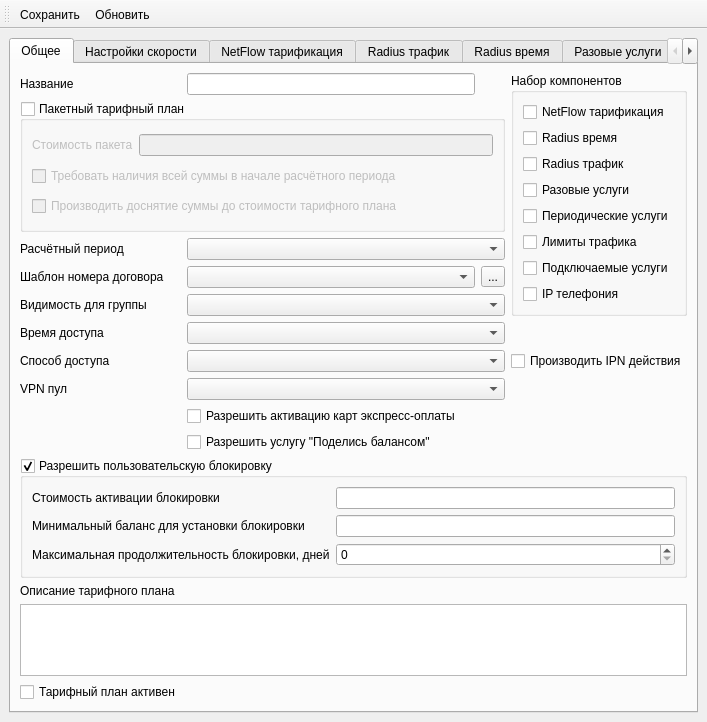
brat002/ExpertBilling, file mdi/forms/new_tp_edit.ui: the form before one commit.
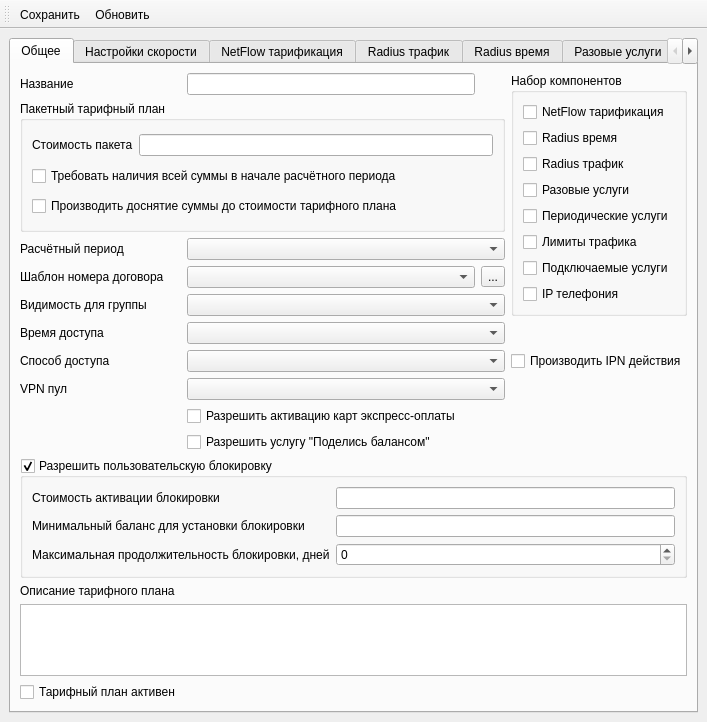
The form after the commit. Icons and pictures are not drawn.

The edit to the form file:
```diff
--- a/mdi/forms/new_tp_edit.ui
+++ b/mdi/forms/new_tp_edit.ui
@@ -87,7 +87,7 @@
            <string>Пакетный тарифный план</string>
           </property>
           <property name="checkable">
-           <bool>true</bool>
+           <bool>false</bool>
           </property>
           <property name="checked">
            <bool>false</bool>
```
